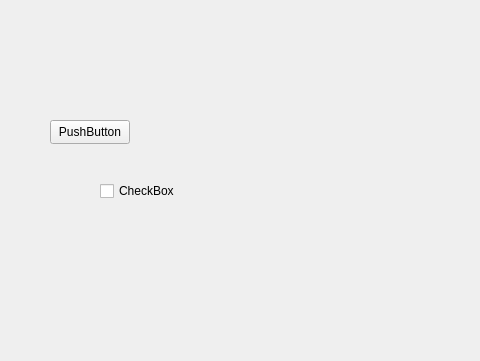
Qt form allemployees.ui (Dimcrap/payroll-app) before a commit; both pictures show x 0 to 480 and y 0 to 361 of the 794 by 361 pixel window.
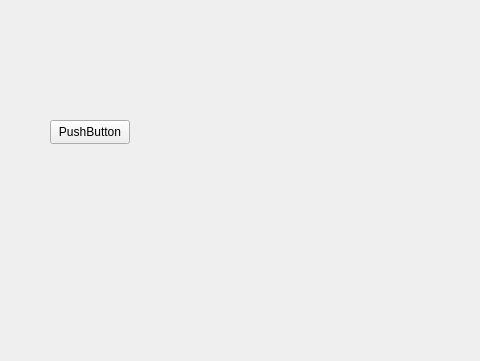
The same form after that commit.

The edit to the form file:
```diff
--- a/allemployees.ui
+++ b/allemployees.ui
@@ -26,19 +26,6 @@
     <string>PushButton</string>
    </property>
   </widget>
-  <widget class="QCheckBox" name="checkBox">
-   <property name="geometry">
-    <rect>
-     <x>100</x>
-     <y>180</y>
-     <width>78</width>
-     <height>22</height>
-    </rect>
-   </property>
-   <property name="text">
-    <string>CheckBox</string>
-   </property>
-  </widget>
   <widget class="QWidget" name="widget" native="true">
    <property name="geometry">
     <rect>
```
